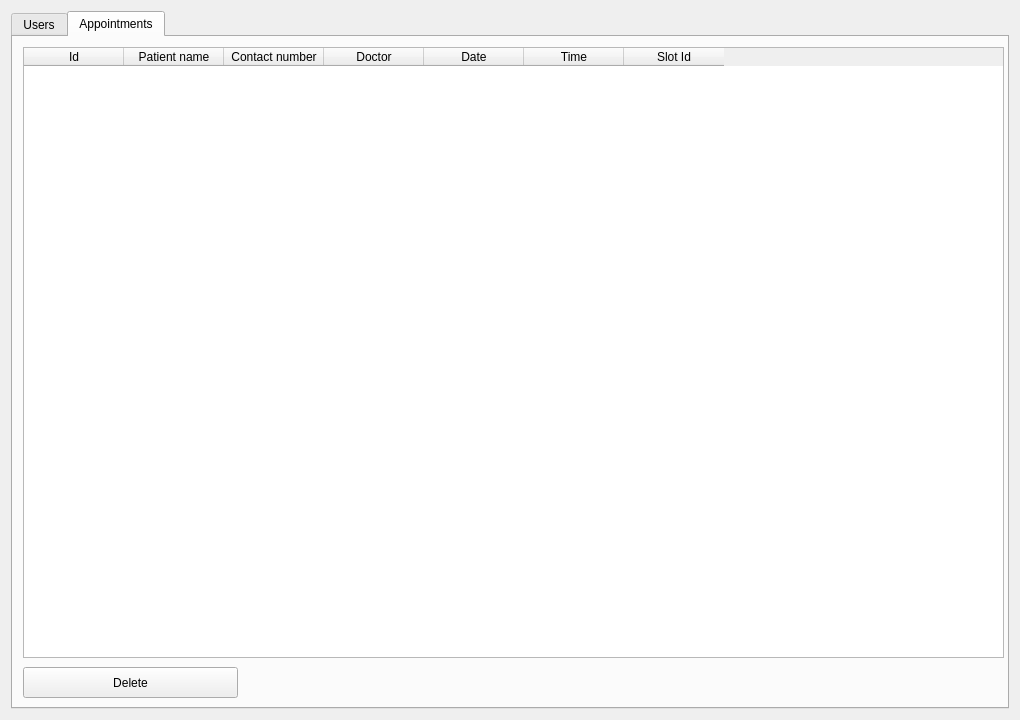
This is adminwindow.ui in Moaz-Allam-Flutter/Hospital_System as Qt 5 draws it before an edit. The edited form follows.
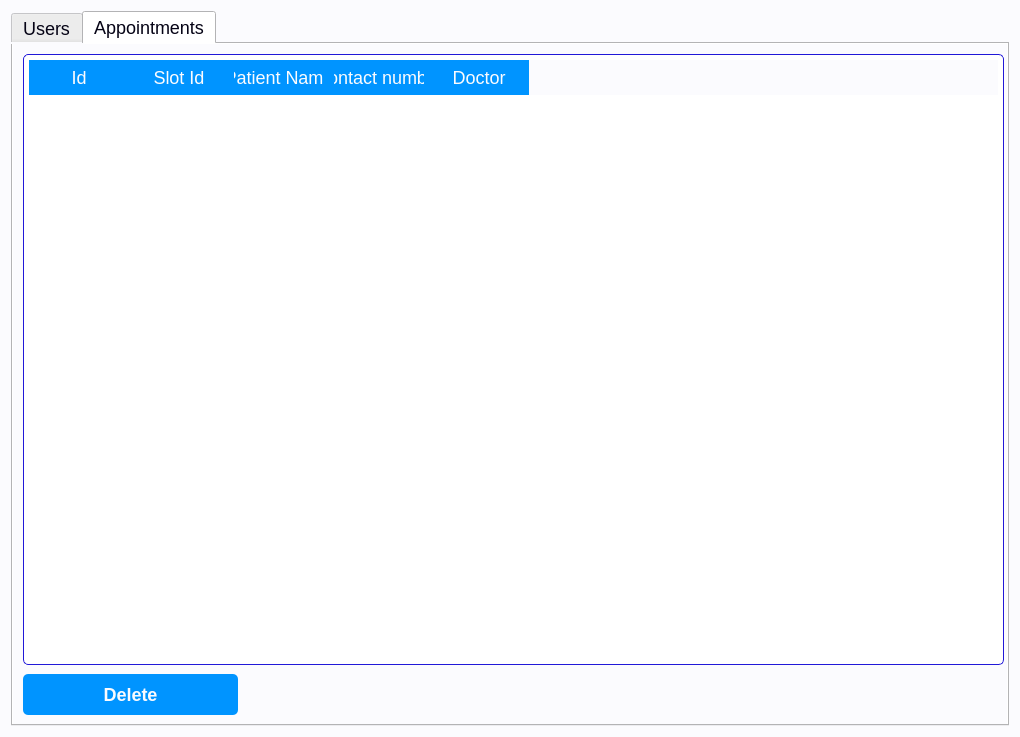
This is the edited form. The open tabs and pages were chosen to show the change.

The edit to the form file:
```diff
--- a/adminwindow.ui
+++ b/adminwindow.ui
@@ -7,104 +7,29 @@
     <x>0</x>
     <y>0</y>
     <width>1020</width>
-    <height>720</height>
+    <height>737</height>
    </rect>
   </property>
   <property name="windowTitle">
    <string>Admin Window</string>
   </property>
   <property name="styleSheet">
-   <string notr="true">QDialog {
-    background-color: #f0f4f8;
-    font-family: 'Arial', sans-serif;
-    font-size: 14px;
+   <string notr="true">/* General Styles */
+QWidget {
+    background-color: #fbfbfe;
+    font-family: 'Segoe UI', Tahoma, Geneva, Verdana, sans-serif;
+    font-size: 18px;
+    color: #050315;
 }
 
-QTabWidget::pane {
-    border: 1px solid #ccc;
-    border-radius: 4px;
-}
-
-QTabBar::tab {
-    background: #0094ff;
-    color: #fff;
-    padding: 10px;
-    border-top-left-radius: 4px;
-    border-top-right-radius: 4px;
-}
-
-QTabBar::tab:selected {
-    background: #007acc;
-}
-
-/* Different background colors for each tab */
-QWidget#tab_2 {
-    background-color: #e6f7ff;
-}
-
-QWidget#tab {
-    background-color: #e6ffe6;
-}
-
+/* QLabel Styles */
 QLabel {
-    color: #333;
-}
-
-QLineEdit, QComboBox {
-    padding: 5px;
-    border: 1px solid #ccc;
-    background-color: #dedcff;
     color: #050315;
-    border-radius: 4px;
-    font-size: 14px;
-}
-
-QLineEdit:focus, QComboBox:focus {
-    border-color: #0094ff;
-    box-shadow: 0 0 5px rgba(0, 148, 255, 0.5);
-}
-
-/* Different colors for each button */
-QPushButton#pushButtonAdd {
-    background-color: #0094ff;
-    color: #fff;
-    padding: 10px 15px;
-    border: none;
-    border-radius: 4px;
-    font-size: 14px;
+    font-size: 18px;
     font-weight: bold;
 }
 
-QPushButton#pushButtonAdd:hover {
-    background-color: #433bff;
-}
-
-QPushButton#pushButtonUpdate, QPushButton#pushButtonDelete {
-    background-color: #dedcff;
-    color: #050315;
-    padding: 10px 15px;
-    border: none;
-    border-radius: 4px;
-    font-size: 14px;
-}
-
-QPushButton#pushButtonUpdate:hover, QPushButton#pushButtonDelete:hover {
-    background-color: #c5c3ff;
-}
-
-QPushButton#pushButtonDeleteAppointment {
-    background-color: #f44336;
-    color: #fff;
-    padding: 10px 15px;
-    border: none;
-    border-radius: 4px;
-    font-size: 14px;
-}
-
-QPushButton#pushButtonDeleteAppointment:hover {
-    background-color: #da190b;
-}
-
+/* QLineEdit Styles */
 QLineEdit {
     background-color: #dedcff;
     border: 1px solid #2118d8;
@@ -114,63 +39,94 @@
     color: #050315;
 }
 
-QTableWidget {
-    background-color: #fbfbfe;
-    border: 1px solid #ccc;
-    border-radius: 4px;
-}
-
-QHeaderView::section {
-    background-color: #f0f4f8;
-    color: #333;
+/* QTextEdit Styles */
+QTextEdit {
+    background-color: #dedcff;
+    border: 4px solid #2118d8;
+    border-radius: 5px;
     padding: 5px;
-    border: 1px solid #ccc;
+    font-size: 18px;
+    color: #050315;
 }
 
-QTableWidget QTableCornerButton::section {
-    background-color: #050315;
-    border: 1px solid #ccc;
-}
-
-QTableWidget::item {
+/* QTableWidget Styles */
+QTableWidget {
+    background-color: #ffffff;
+    border: 1px solid #2118d8;
+    border-radius: 5px;
     padding: 5px;
-    border: 1px solid #ccc;
-    color: #000; /* Set the text color to black */
+    font-size: 18px;
+    color: #050315;
+    gridline-color: #2118d8;
 }
 
-/* Dynamic table columns based on screen size */
 QHeaderView::section {
-    min-width: 50px;
+    background-color: #0094ff;
+    color: #fbfbfe;
+    padding: 5px;
+    border: none;
 }
 
-QTableWidget {
-    width: 100%;
+/* QPushButton Styles */
+QPushButton {
+    background-color: #0094ff;
+    color: #fbfbfe;
+    border: none;
+    border-radius: 5px;
+    padding: 10px 20px;
+    font-size: 18px;
+    font-weight: bold;
 }
 
-QTableWidget::column {
-    min-width: 50px;
-    max-width: 200px;
-    width: auto;
+QPushButton:hover {
+    background-color: #433bff;
 }
 
-@media (max-width: 1200px) {
-    QTableWidget::column {
-        max-width: 150px;
-    }
+QPushButton:pressed {
+    background-color: #2118d8;
+    padding-left: 15px;
+    padding-top: 15px;
 }
 
-@media (max-width: 800px) {
-    QTableWidget::column {
-        max-width: 100px;
-    }
+/* Specific Button Styles */
+QPushButton#addAppointmentButton,
+QPushButton#editAppointmentButton,
+QPushButton#deleteAppointmentButton,
+QPushButton#addRecordButton,
+QPushButton#editRecordButton,
+QPushButton#deleteRecordButton,
+QPushButton#addSlotButton,
+QPushButton#editSlotButton,
+QPushButton#deleteSlotButton {
+    background-color: #0094ff;
+    color: #fbfbfe;
 }
 
-@media (max-width: 400px) {
-    QTableWidget::column {
-        max-width: 75px;
-    }
+QPushButton#addAppointmentButton:hover,
+QPushButton#editAppointmentButton:hover,
+QPushButton#deleteAppointmentButton:hover,
+QPushButton#addRecordButton:hover,
+QPushButton#editRecordButton:hover,
+QPushButton#deleteRecordButton:hover,
+QPushButton#addSlotButton:hover,
+QPushButton#editSlotButton:hover,
+QPushButton#deleteSlotButton:hover {
+    background-color: #433bff;
 }
-</string>
+
+QPushButton#addAppointmentButton:pressed,
+QPushButton#editAppointmentButton:pressed,
+QPushButton#deleteAppointmentButton:pressed,
+QPushButton#addRecordButton:pressed,
+QPushButton#editRecordButton:pressed,
+QPushButton#deleteRecordButton:pressed,
+QPushButton#addSlotButton:pressed,
+QPushButton#editSlotButton:pressed,
+QPushButton#deleteSlotButton:pressed {
+    background-color: #2118d8;
+    padding-left: 15px;
+    padding-top: 15px;
+}</string>
   </property>
   <layout class="QVBoxLayout" name="verticalLayout">
    <item>
@@ -306,7 +262,12 @@
        </column>
        <column>
         <property name="text">
-         <string>Patient name</string>
+         <string>Slot Id</string>
+        </property>
+       </column>
+       <column>
+        <property name="text">
+         <string>Patient Name</string>
         </property>
        </column>
        <column>
@@ -319,21 +280,6 @@
          <string>Doctor</string>
         </property>
        </column>
-       <column>
-        <property name="text">
-         <string>Date</string>
-        </property>
-       </column>
-       <column>
-        <property name="text">
-         <string>Time</string>
-        </property>
-       </column>
-       <column>
-        <property name="text">
-         <string>Slot Id</string>
-        </property>
-       </column>
       </widget>
       <widget class="QPushButton" name="pushButtonDeleteAppointment">
        <property name="geometry">
@@ -341,7 +287,7 @@
          <x>10</x>
          <y>630</y>
          <width>215</width>
-         <height>31</height>
+         <height>41</height>
         </rect>
        </property>
        <property name="text">
```
Left out of the diff: 13 changed lines with no effect on the pictures.
